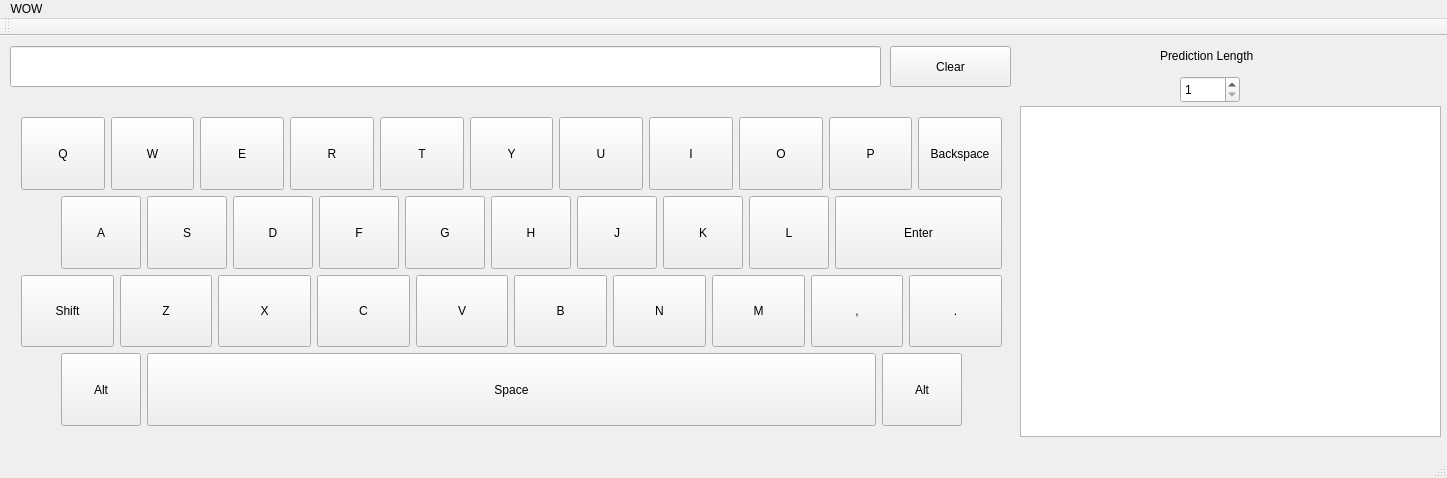
Above: mainwindow.ui from fclay/Gleason-Senior-Project before the change. Below: the same form after it.
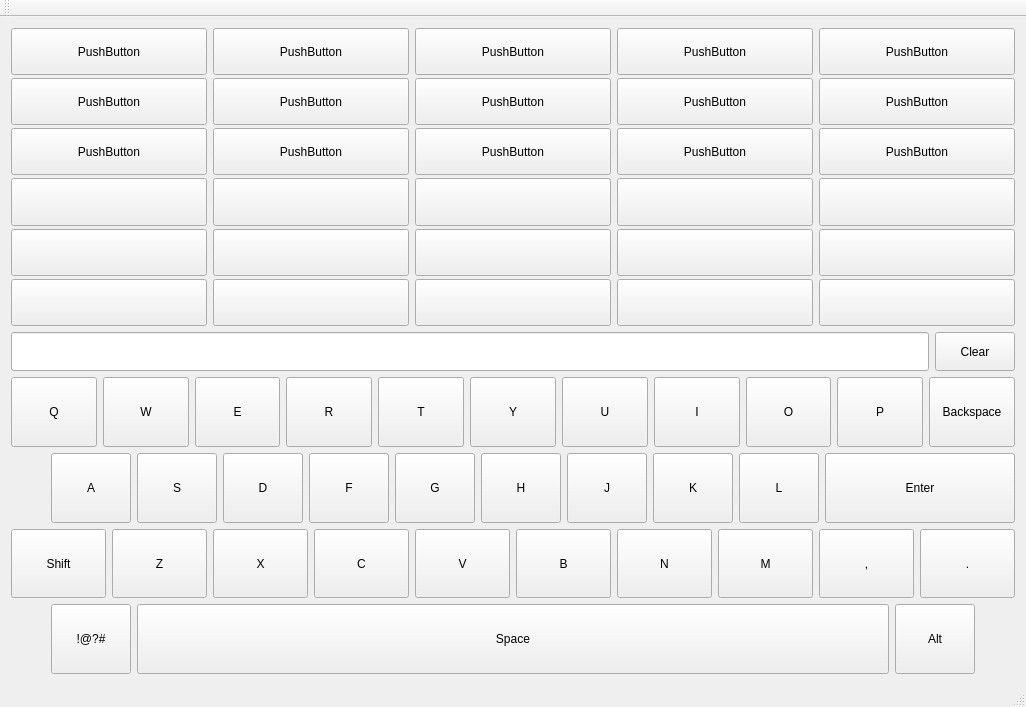
That is the form after the change.

```diff
--- a/mainwindow.ui
+++ b/mainwindow.ui
@@ -6,98 +6,473 @@
    <rect>
     <x>0</x>
     <y>0</y>
-    <width>1447</width>
-    <height>478</height>
+    <width>1026</width>
+    <height>707</height>
    </rect>
   </property>
   <property name="windowTitle">
    <string>MainWindow</string>
   </property>
   <widget class="QWidget" name="centralWidget">
+   <layout class="QGridLayout" name="gridLayout">
+    <item row="0" column="0" colspan="2">
+     <layout class="QHBoxLayout" name="horizontalLayout_3">
+      <item>
+       <layout class="QVBoxLayout" name="verticalLayout">
+        <property name="spacing">
+         <number>3</number>
+        </property>
+        <item>
+         <widget class="QPushButton" name="predict6">
+          <property name="sizePolicy">
+           <sizepolicy hsizetype="Minimum" vsizetype="Preferred">
+            <horstretch>0</horstretch>
+            <verstretch>0</verstretch>
+           </sizepolicy>
+          </property>
+          <property name="text">
+           <string>PushButton</string>
+          </property>
+         </widget>
+        </item>
+        <item>
+         <widget class="QPushButton" name="predict5">
+          <property name="sizePolicy">
+           <sizepolicy hsizetype="Minimum" vsizetype="Preferred">
+            <horstretch>0</horstretch>
+            <verstretch>0</verstretch>
+           </sizepolicy>
+          </property>
+          <property name="text">
+           <string>PushButton</string>
+          </property>
+         </widget>
+        </item>
+        <item>
+         <widget class="QPushButton" name="predict4">
+          <property name="sizePolicy">
+           <sizepolicy hsizetype="Minimum" vsizetype="Preferred">
+            <horstretch>0</horstretch>
+            <verstretch>0</verstretch>
+           </sizepolicy>
+          </property>
+          <property name="text">
+           <string>PushButton</string>
+          </property>
+         </widget>
+        </item>
+        <item>
+         <widget class="QPushButton" name="predict3">
+          <property name="sizePolicy">
+           <sizepolicy hsizetype="Minimum" vsizetype="Preferred">
+            <horstretch>0</horstretch>
+            <verstretch>0</verstretch>
+           </sizepolicy>
+          </property>
+          <property name="text">
+           <string/>
+          </property>
+         </widget>
+        </item>
+        <item>
+         <widget class="QPushButton" name="predict2">
+          <property name="sizePolicy">
+           <sizepolicy hsizetype="Minimum" vsizetype="Preferred">
+            <horstretch>0</horstretch>
+            <verstretch>0</verstretch>
+           </sizepolicy>
+          </property>
+          <property name="text">
+           <string/>
+          </property>
+         </widget>
+        </item>
+        <item>
+         <widget class="QPushButton" name="predict1">
+          <property name="enabled">
+           <bool>true</bool>
+          </property>
+          <property name="sizePolicy">
+           <sizepolicy hsizetype="Minimum" vsizetype="Preferred">
+            <horstretch>0</horstretch>
+            <verstretch>0</verstretch>
+           </sizepolicy>
+          </property>
+          <property name="text">
+           <string/>
+          </property>
+          <property name="flat">
+           <bool>false</bool>
+          </property>
+         </widget>
+        </item>
+       </layout>
+      </item>
+      <item>
+       <layout class="QVBoxLayout" name="verticalLayout_5">
+        <property name="spacing">
+         <number>3</number>
+        </property>
+        <item>
+         <widget class="QPushButton" name="predict12">
+          <property name="sizePolicy">
+           <sizepolicy hsizetype="Minimum" vsizetype="Preferred">
+            <horstretch>0</horstretch>
+            <verstretch>0</verstretch>
+           </sizepolicy>
+          </property>
+          <property name="text">
+           <string>PushButton</string>
+          </property>
+         </widget>
+        </item>
+        <item>
+         <widget class="QPushButton" name="predict11">
+          <property name="sizePolicy">
+           <sizepolicy hsizetype="Minimum" vsizetype="Preferred">
+            <horstretch>0</horstretch>
+            <verstretch>0</verstretch>
+           </sizepolicy>
+          </property>
+          <property name="text">
+           <string>PushButton</string>
+          </property>
+         </widget>
+        </item>
+        <item>
+         <widget class="QPushButton" name="predict10">
+          <property name="sizePolicy">
+           <sizepolicy hsizetype="Minimum" vsizetype="Preferred">
+            <horstretch>0</horstretch>
+            <verstretch>0</verstretch>
+           </sizepolicy>
+          </property>
+          <property name="text">
+           <string>PushButton</string>
+          </property>
+         </widget>
+        </item>
+        <item>
+         <widget class="QPushButton" name="predict9">
+          <property name="sizePolicy">
+           <sizepolicy hsizetype="Minimum" vsizetype="Preferred">
+            <horstretch>0</horstretch>
+            <verstretch>0</verstretch>
+           </sizepolicy>
+          </property>
+          <property name="text">
+           <string/>
+          </property>
+         </widget>
+        </item>
+        <item>
+         <widget class="QPushButton" name="predict8">
+          <property name="sizePolicy">
+           <sizepolicy hsizetype="Minimum" vsizetype="Preferred">
+            <horstretch>0</horstretch>
+            <verstretch>0</verstretch>
+           </sizepolicy>
+          </property>
+          <property name="text">
+           <string/>
+          </property>
+         </widget>
+        </item>
+        <item>
+         <widget class="QPushButton" name="predict7">
+          <property name="sizePolicy">
+           <sizepolicy hsizetype="Minimum" vsizetype="Preferred">
+            <horstretch>0</horstretch>
+            <verstretch>0</verstretch>
+           </sizepolicy>
+          </property>
+          <property name="text">
+           <string/>
+          </property>
+         </widget>
+        </item>
+       </layout>
+      </item>
+      <item>
+       <layout class="QVBoxLayout" name="verticalLayout_6">
+        <property name="spacing">
+         <number>3</number>
+        </property>
+        <item>
+         <widget class="QPushButton" name="predict18">
+          <property name="sizePolicy">
+           <sizepolicy hsizetype="Minimum" vsizetype="Preferred">
+            <horstretch>0</horstretch>
+            <verstretch>0</verstretch>
+           </sizepolicy>
+          </property>
+          <property name="text">
+           <string>PushButton</string>
+          </property>
+         </widget>
+        </item>
+        <item>
+         <widget class="QPushButton" name="predict17">
+          <property name="sizePolicy">
+           <sizepolicy hsizetype="Minimum" vsizetype="Preferred">
+            <horstretch>0</horstretch>
+            <verstretch>0</verstretch>
+           </sizepolicy>
+          </property>
+          <property name="text">
+           <string>PushButton</string>
+          </property>
+         </widget>
+        </item>
+        <item>
+         <widget class="QPushButton" name="predict16">
+          <property name="sizePolicy">
+           <sizepolicy hsizetype="Minimum" vsizetype="Preferred">
+            <horstretch>0</horstretch>
+            <verstretch>0</verstretch>
+           </sizepolicy>
+          </property>
+          <property name="text">
+           <string>PushButton</string>
+          </property>
+         </widget>
+        </item>
+        <item>
+         <widget class="QPushButton" name="predict15">
+          <property name="sizePolicy">
+           <sizepolicy hsizetype="Minimum" vsizetype="Preferred">
+            <horstretch>0</horstretch>
+            <verstretch>0</verstretch>
+           </sizepolicy>
+          </property>
+          <property name="text">
+           <string/>
+          </property>
+         </widget>
+        </item>
+        <item>
+         <widget class="QPushButton" name="predict14">
+          <property name="sizePolicy">
+           <sizepolicy hsizetype="Minimum" vsizetype="Preferred">
+            <horstretch>0</horstretch>
+            <verstretch>0</verstretch>
+           </sizepolicy>
+          </property>
+          <property name="text">
+           <string/>
+          </property>
+         </widget>
+        </item>
+        <item>
+         <widget class="QPushButton" name="predict13">
+          <property name="sizePolicy">
+           <sizepolicy hsizetype="Minimum" vsizetype="Preferred">
+            <horstretch>0</horstretch>
+            <verstretch>0</verstretch>
+           </sizepolicy>
+          </property>
+          <property name="text">
+           <string/>
+          </property>
+         </widget>
+        </item>
+       </layout>
+      </item>
+      <item>
+       <layout class="QVBoxLayout" name="verticalLayout_8">
+        <property name="spacing">
+         <number>3</number>
+        </property>
+        <item>
+         <widget class="QPushButton" name="predict24">
+          <property name="sizePolicy">
+           <sizepolicy hsizetype="Minimum" vsizetype="Preferred">
+            <horstretch>0</horstretch>
+            <verstretch>0</verstretch>
+           </sizepolicy>
+          </property>
+          <property name="text">
+           <string>PushButton</string>
+          </property>
+         </widget>
+        </item>
+        <item>
+         <widget class="QPushButton" name="predict23">
+          <property name="sizePolicy">
+           <sizepolicy hsizetype="Minimum" vsizetype="Preferred">
+            <horstretch>0</horstretch>
+            <verstretch>0</verstretch>
+           </sizepolicy>
+          </property>
+          <property name="text">
+           <string>PushButton</string>
+          </property>
+         </widget>
+        </item>
+        <item>
+         <widget class="QPushButton" name="predict22">
+          <property name="sizePolicy">
+           <sizepolicy hsizetype="Minimum" vsizetype="Preferred">
+            <horstretch>0</horstretch>
+            <verstretch>0</verstretch>
+           </sizepolicy>
+          </property>
+          <property name="text">
+           <string>PushButton</string>
+          </property>
+         </widget>
+        </item>
+        <item>
+         <widget class="QPushButton" name="predict21">
+          <property name="sizePolicy">
+           <sizepolicy hsizetype="Minimum" vsizetype="Preferred">
+            <horstretch>0</horstretch>
+            <verstretch>0</verstretch>
+           </sizepolicy>
+          </property>
+          <property name="text">
+           <string/>
+          </property>
+         </widget>
+        </item>
+        <item>
+         <widget class="QPushButton" name="predict20">
+          <property name="sizePolicy">
+           <sizepolicy hsizetype="Minimum" vsizetype="Preferred">
+            <horstretch>0</horstretch>
+            <verstretch>0</verstretch>
+           </sizepolicy>
+          </property>
+          <property name="text">
+           <string/>
+          </property>
+         </widget>
+        </item>
+        <item>
+         <widget class="QPushButton" name="predict19">
+          <property name="sizePolicy">
+           <sizepolicy hsizetype="Minimum" vsizetype="Preferred">
+            <horstretch>0</horstretch>
+            <verstretch>0</verstretch>
+           </sizepolicy>
+          </property>
+          <property name="text">
+           <string/>
+          </property>
+         </widget>
+        </item>
+       </layout>
+      </item>
+      <item>
+       <layout class="QVBoxLayout" name="verticalLayout_9">
+        <property name="spacing">
+         <number>3</number>
+        </property>
+        <item>
+         <widget class="QPushButton" name="predict30">
+          <property name="sizePolicy">
+           <sizepolicy hsizetype="Minimum" vsizetype="Preferred">
+            <horstretch>0</horstretch>
+            <verstretch>0</verstretch>
+           </sizepolicy>
+          </property>
+          <property name="text">
+           <string>PushButton</string>
+          </property>
+         </widget>
+        </item>
+        <item>
+         <widget class="QPushButton" name="predict29">
+          <property name="sizePolicy">
+           <sizepolicy hsizetype="Minimum" vsizetype="Preferred">
+            <horstretch>0</horstretch>
+            <verstretch>0</verstretch>
+           </sizepolicy>
+          </property>
+          <property name="text">
+           <string>PushButton</string>
+          </property>
+         </widget>
+        </item>
+        <item>
+         <widget class="QPushButton" name="predict28">
+          <property name="sizePolicy">
+           <sizepolicy hsizetype="Minimum" vsizetype="Preferred">
+            <horstretch>0</horstretch>
+            <verstretch>0</verstretch>
+           </sizepolicy>
+          </property>
+          <property name="text">
+           <string>PushButton</string>
+          </property>
+         </widget>
+        </item>
+        <item>
+         <widget class="QPushButton" name="predict26">
+          <property name="sizePolicy">
+           <sizepolicy hsizetype="Minimum" vsizetype="Preferred">
+            <horstretch>0</horstretch>
+            <verstretch>0</verstretch>
+           </sizepolicy>
+          </property>
+          <property name="text">
+           <string/>
+          </property>
+         </widget>
+        </item>
+        <item>
+         <widget class="QPushButton" name="predict27">
+          <property name="sizePolicy">
+           <sizepolicy hsizetype="Minimum" vsizetype="Preferred">
+            <horstretch>0</horstretch>
+            <verstretch>0</verstretch>
+           </sizepolicy>
+          </property>
+          <property name="text">
+           <string/>
+          </property>
+         </widget>
+        </item>
+        <item>
+         <widget class="QPushButton" name="predict25">
+          <property name="sizePolicy">
+           <sizepolicy hsizetype="Minimum" vsizetype="Preferred">
+            <horstretch>0</horstretch>
+            <verstretch>0</verstretch>
+           </sizepolicy>
+          </property>
+          <property name="text">
+           <string/>
+          </property>
+         </widget>
+        </item>
+       </layout>
+      </item>
+     </layout>
+    </item>
+    <item row="1" column="0">
    <widget class="QLineEdit" name="textIn">
-    <property name="geometry">
-     <rect>
-      <x>10</x>
-      <y>10</y>
-      <width>871</width>
-      <height>41</height>
-     </rect>
-    </property>
     <property name="font">
      <font>
       <pointsize>20</pointsize>
      </font>
     </property>
    </widget>
-   <widget class="QTableView" name="tableView">
-    <property name="geometry">
-     <rect>
-      <x>1020</x>
-      <y>70</y>
-      <width>421</width>
-      <height>331</height>
-     </rect>
-    </property>
-    <property name="font">
-     <font>
-      <pointsize>11</pointsize>
-     </font>
-    </property>
-    <property name="autoFillBackground">
-     <bool>false</bool>
-    </property>
-   </widget>
+    </item>
+    <item row="1" column="1">
    <widget class="QPushButton" name="clearBtn">
-    <property name="geometry">
-     <rect>
-      <x>890</x>
-      <y>10</y>
-      <width>121</width>
-      <height>41</height>
-     </rect>
+      <property name="sizePolicy">
+       <sizepolicy hsizetype="Minimum" vsizetype="Preferred">
+        <horstretch>0</horstretch>
+        <verstretch>0</verstretch>
+       </sizepolicy>
     </property>
     <property name="text">
      <string>Clear</string>
     </property>
    </widget>
-   <widget class="QSpinBox" name="spinBox">
-    <property name="geometry">
-     <rect>
-      <x>1180</x>
-      <y>40</y>
-      <width>60</width>
-      <height>27</height>
-     </rect>
-    </property>
-    <property name="minimum">
-     <number>1</number>
-    </property>
-    <property name="maximum">
-     <number>5</number>
-    </property>
-   </widget>
-   <widget class="QLabel" name="pCountL">
-    <property name="geometry">
-     <rect>
-      <x>1160</x>
-      <y>10</y>
-      <width>121</width>
-      <height>20</height>
-     </rect>
-    </property>
-    <property name="text">
-     <string>Prediction Length</string>
-    </property>
-   </widget>
-   <widget class="QWidget" name="verticalLayoutWidget_2">
-    <property name="geometry">
-     <rect>
-      <x>10</x>
-      <y>70</y>
-      <width>1003</width>
-      <height>331</height>
-     </rect>
-    </property>
+    </item>
+    <item row="2" column="0" colspan="2">
     <layout class="QVBoxLayout" name="verticalLayout_7">
      <item>
       <layout class="QHBoxLayout" name="horizontalLayout_11">
@@ -557,7 +932,7 @@
           </sizepolicy>
          </property>
          <property name="text">
-          <string>Alt</string>
+           <string>!@?#</string>
          </property>
         </widget>
        </item>
@@ -606,23 +981,18 @@
       </layout>
      </item>
     </layout>
-   </widget>
+    </item>
+   </layout>
   </widget>
   <widget class="QMenuBar" name="menuBar">
    <property name="geometry">
     <rect>
      <x>0</x>
      <y>0</y>
-     <width>1447</width>
-     <height>25</height>
+     <width>1026</width>
+     <height>20</height>
     </rect>
    </property>
-   <widget class="QMenu" name="menuWOW">
-    <property name="title">
-     <string>WOW</string>
-    </property>
-   </widget>
-   <addaction name="menuWOW"/>
   </widget>
   <widget class="QToolBar" name="mainToolBar">
    <attribute name="toolBarArea">
```
Lines whose indentation alone changed are shown as unchanged.
